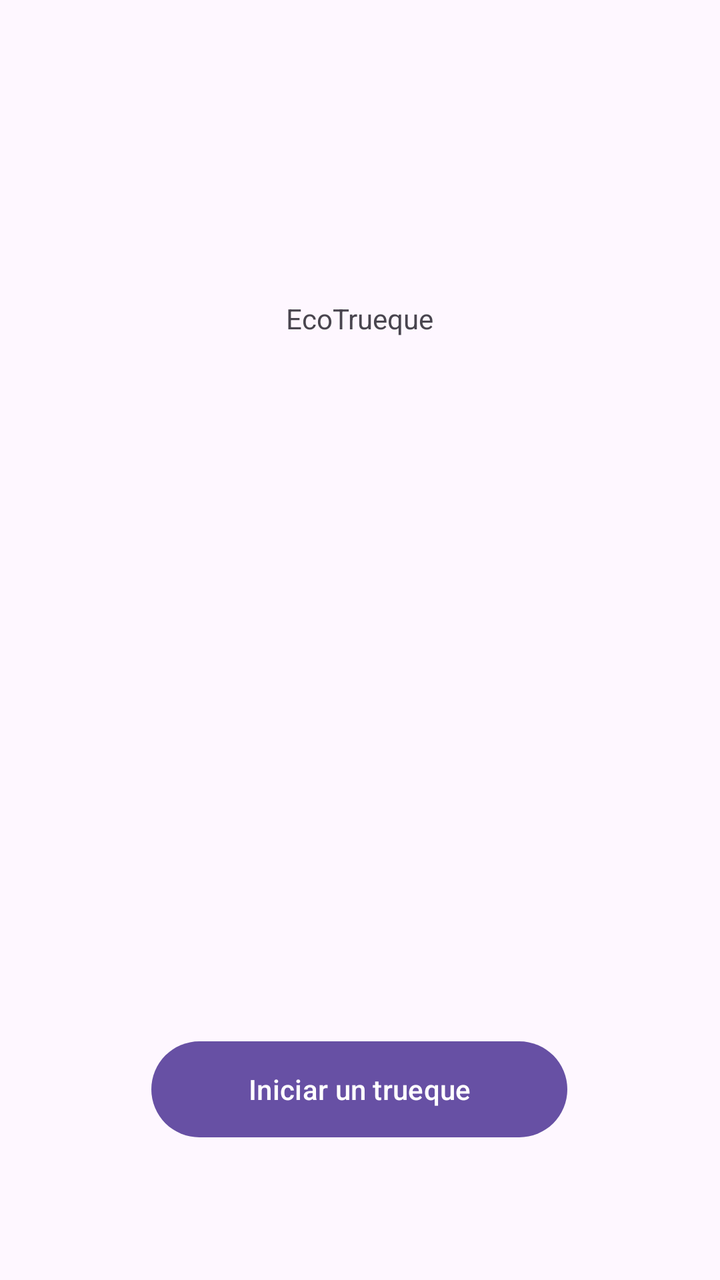
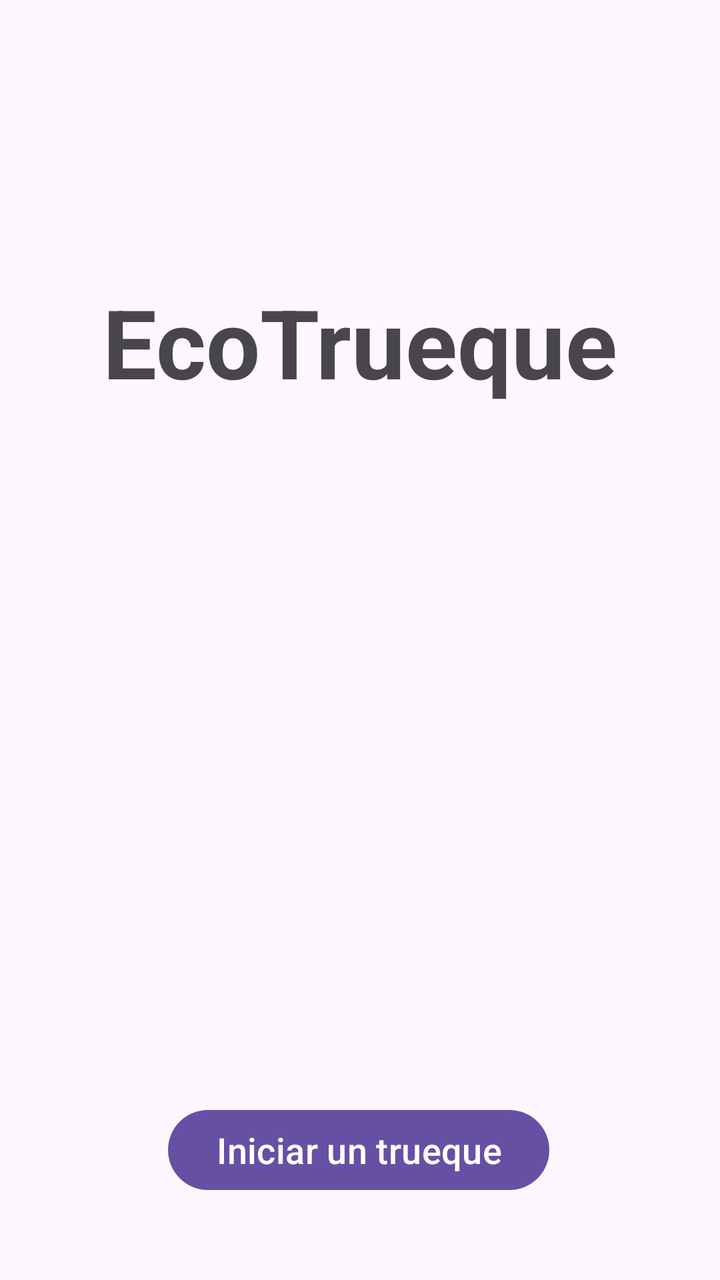

Compare the two renders of this Android layout. The source of the first and the diff that turns it into the second are given below.
<!-- AndroidManifest.xml: application theme Theme.EcoTrueque -->
<!-- res/layout/activity_menu_principal.xml -->
<?xml version="1.0" encoding="utf-8"?>
<androidx.constraintlayout.widget.ConstraintLayout xmlns:android="http://schemas.android.com/apk/res/android"
    xmlns:app="http://schemas.android.com/apk/res-auto"
    xmlns:tools="http://schemas.android.com/tools"
    android:id="@+id/main"
    android:layout_width="match_parent"
    android:layout_height="match_parent"
    tools:context=".MenuPrincipalActivity">

    <TextView
        android:id="@+id/textView2"
        android:layout_width="wrap_content"
        android:layout_height="wrap_content"
        android:text="EcoTrueque"
        app:layout_constraintBottom_toBottomOf="parent"
        app:layout_constraintEnd_toEndOf="parent"
        app:layout_constraintStart_toStartOf="parent"
        app:layout_constraintTop_toTopOf="parent"
        app:layout_constraintVertical_bias="0.241" />

    <Button
        android:id="@+id/button"
        android:layout_width="208dp"
        android:layout_height="56dp"
        android:layout_marginTop="348dp"
        android:text="Iniciar un trueque"
        app:layout_constraintBottom_toBottomOf="parent"
        app:layout_constraintEnd_toEndOf="parent"
        app:layout_constraintHorizontal_bias="0.497"
        app:layout_constraintStart_toStartOf="parent"
        app:layout_constraintTop_toBottomOf="@+id/textView2"
        app:layout_constraintVertical_bias="0.0" />

</androidx.constraintlayout.widget.ConstraintLayout>
<!-- resources referenced by this layout -->
<resources>
  <style name="Theme.EcoTrueque" parent="Base.Theme.EcoTrueque" />
  <style name="Base.Theme.EcoTrueque" parent="Theme.Material3.DayNight.NoActionBar">
          
          
      </style>
</resources>

<!-- the commit's change to res/layout/activity_menu_principal.xml (unified diff, before → after) -->
@@ -8,10 +8,13 @@
     tools:context=".MenuPrincipalActivity">
 
     <TextView
-        android:id="@+id/textView2"
+        android:id="@+id/titulo"
         android:layout_width="wrap_content"
         android:layout_height="wrap_content"
         android:text="EcoTrueque"
+        android:textSize="48dp"
+        android:textStyle="bold"
+
         app:layout_constraintBottom_toBottomOf="parent"
         app:layout_constraintEnd_toEndOf="parent"
         app:layout_constraintStart_toStartOf="parent"
@@ -19,16 +22,18 @@
         app:layout_constraintVertical_bias="0.241" />
 
     <Button
-        android:id="@+id/button"
-        android:layout_width="208dp"
-        android:layout_height="56dp"
+        android:id="@+id/botonformulario"
+        android:layout_width="wrap_content"
+        android:layout_height="48dp"
         android:layout_marginTop="348dp"
         android:text="Iniciar un trueque"
+        android:textSize="18sp"
+
         app:layout_constraintBottom_toBottomOf="parent"
         app:layout_constraintEnd_toEndOf="parent"
         app:layout_constraintHorizontal_bias="0.497"
         app:layout_constraintStart_toStartOf="parent"
-        app:layout_constraintTop_toBottomOf="@+id/textView2"
+        app:layout_constraintTop_toBottomOf="@+id/titulo"
         app:layout_constraintVertical_bias="0.0" />
 
 </androidx.constraintlayout.widget.ConstraintLayout>
